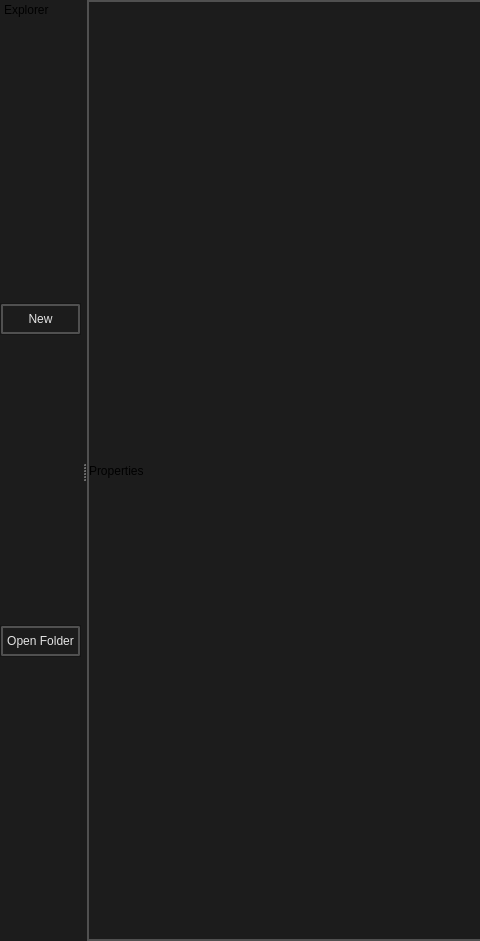
The window that src/soudevent_editor/preset_manager.ui (dertwist/Hammer5Tools) describes before a commit, drawn with Qt 5; both pictures show x 0 to 480 and y 0 to 941 of the 1240 by 941 pixel window.
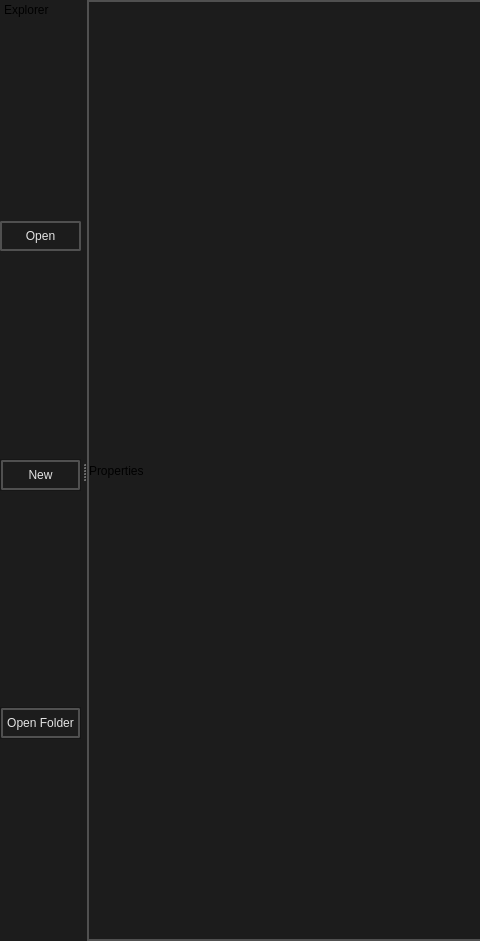
The same window after the commit. Icons and pictures are not drawn.

Commit message: [SoundEventEditor] PresetManager

What changed in the file:
```diff
--- a/src/soudevent_editor/preset_manager.ui
+++ b/src/soudevent_editor/preset_manager.ui
@@ -111,6 +111,61 @@
      <item>
       <layout class="QVBoxLayout" name="explorer_layout"/>
      </item>
+     <item>
+      <widget class="QPushButton" name="open_button">
+       <property name="toolTip">
+        <string>&lt;html&gt;&lt;head/&gt;&lt;body&gt;&lt;p&gt;Save soundevents_addon.vsndevts Ctrl + S&lt;/p&gt;&lt;/body&gt;&lt;/html&gt;</string>
+       </property>
+       <property name="styleSheet">
+        <string notr="true">
+    /* QPushButton default and hover styles */
+    QPushButton {
+
+        font: 580 9pt &quot;Segoe UI&quot;;
+	
+
+        border: 2px solid black;
+        border-radius: 2px;
+        border-color: rgba(80, 80, 80, 255);
+        height:22px;
+        padding-top: 2px;
+        padding-bottom:2px;
+        padding-left: 4px;
+        padding-right: 4px;
+        color: #E3E3E3;
+        background-color: #1C1C1C;
+    }
+    QPushButton:hover {
+        background-color: #414956;
+        color: white;
+    }
+    QPushButton:pressed {
+        background-color: red;
+        background-color: #1C1C1C;
+        margin: 1 px;
+        margin-left: 2px;
+        margin-right: 2px;
+
+    }</string>
+       </property>
+       <property name="text">
+        <string>Open</string>
+       </property>
+       <property name="icon">
+        <iconset resource="../resources.qrc">
+         <normaloff>:/icons/file_open_16dp_9D9D9D_FILL0_wght400_GRAD0_opsz20.svg</normaloff>:/icons/file_open_16dp_9D9D9D_FILL0_wght400_GRAD0_opsz20.svg</iconset>
+       </property>
+       <property name="iconSize">
+        <size>
+         <width>20</width>
+         <height>20</height>
+        </size>
+       </property>
+       <property name="shortcut">
+        <string>Ctrl+S</string>
+       </property>
+      </widget>
+     </item>
      <item>
       <widget class="QFrame" name="frame_3">
        <property name="maximumSize">
@@ -196,6 +251,22 @@
        </layout>
       </widget>
      </item>
+     <item>
+      <spacer name="verticalSpacer">
+       <property name="orientation">
+        <enum>Qt::Orientation::Vertical</enum>
+       </property>
+       <property name="sizeType">
+        <enum>QSizePolicy::Policy::Fixed</enum>
+       </property>
+       <property name="sizeHint" stdset="0">
+        <size>
+         <width>20</width>
+         <height>8</height>
+        </size>
+       </property>
+      </spacer>
+     </item>
      <item>
       <widget class="QFrame" name="frame_4">
        <property name="maximumSize">
```
Left out of the diff: 6 changed lines with no effect on the pictures. The commit also changes 4 other files.
